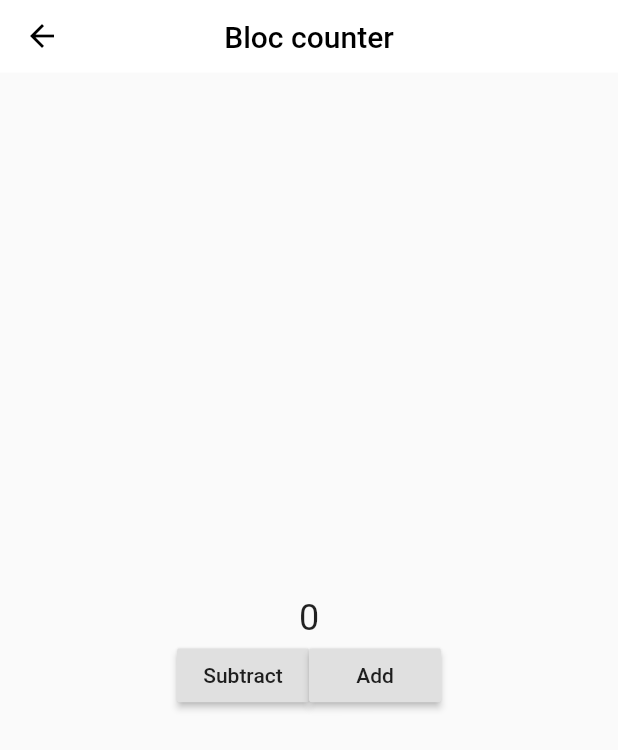
After one commit to withwind318/flutter_demos, a Flutter app: the screen it shows after launch, after a tap on "Bloc counter", on a phone screen of 412 x 824 dp. The commit adds this screen. Shown: the top 750 px of the screen. Run offline on Flutter 3.47's test engine with Material 2 defaults, Android fonts, the phone set to English and light mode, and no system bars; our stand-ins replace bloc, equatable, flutter_bloc, rxdart, wave.

Commit message:
provider/bloc demos

```diff
--- /dev/null
+++ b/lib/pages/blocs/counter_bloc.dart
@@ -0,0 +1,20 @@
+import 'package:flutter_bloc/flutter_bloc.dart';
+
+enum CounterEvent { increment, decrement }
+
+class CounterBloc extends Bloc<CounterEvent, int> {
+  @override
+  int get initialState => 0;
+
+  @override
+  Stream<int> mapEventToState(CounterEvent event) async* {
+    switch (event) {
+      case CounterEvent.decrement:
+        yield state - 1;
+        break;
+      case CounterEvent.increment:
+        yield state + 1;
+        break;
+    }
+  }
+}
--- a/lib/pages/home.dart
+++ b/lib/pages/home.dart
@@ -1,12 +1,15 @@
 import 'package:flutter/material.dart';
 import 'package:flutter_demos/helpers/screen_helper.dart';
-import 'package:flutter_demos/router.dart';
 import 'package:flutter_demos/pages/base/base_page_state.dart';
 import 'package:flutter_demos/pages/base/base_stateful_page.dart';
-import 'package:flutter_demos/pages/basic_provider.dart';
-import 'package:flutter_demos/pages/inherited_widget1.dart';
-import 'package:flutter_demos/pages/provider.dart';
-import 'package:flutter_demos/pages/stream_1.dart';
+import 'package:flutter_demos/pages/state_management/basic_provider.dart';
+import 'package:flutter_demos/pages/state_management/bloc.dart';
+import 'package:flutter_demos/pages/state_management/infinite_list/post_page.dart';
+import 'package:flutter_demos/pages/state_management/inherited_widget1.dart';
+import 'package:flutter_demos/pages/state_management/provider.dart';
+import 'package:flutter_demos/pages/state_management/stream_1.dart';
+import 'package:flutter_demos/pages/state_management/ticker/ticker_page.dart';
+import 'package:flutter_demos/router.dart';
 import 'package:flutter_demos/theme/theme.dart';
 import 'package:flutter_demos/widgets/click_item.dart';
 
@@ -29,30 +32,51 @@ class _HomeState extends BasePageState<Home> {
     return Column(
       children: <Widget>[
         ClickItem(
-          title: 'InheritedWidget demo',
+          title: 'InheritedWidget',
           onTap: () {
             Router.push(context, InheritedWidget1());
           },
         ),
         Divider(color: AppColors.dividerColor, height: rpx(1), indent: rpx(30)),
         ClickItem(
-          title: 'Provider demo',
+          title: 'Provider',
           onTap: () {
             Router.push(context, ProviderDemo());
           },
         ),
         Divider(color: AppColors.dividerColor, height: rpx(1), indent: rpx(30)),
         ClickItem(
-          title: 'Basic provider demo',
+          title: 'Basic provider',
           onTap: () {
             Router.push(context, BasicProvider());
           },
         ),
         Divider(color: AppColors.dividerColor, height: rpx(1), indent: rpx(30)),
         ClickItem(
-          title: 'Stream demo 1',
+          title: 'Stream 1',
           onTap: () {
             Router.push(context, Stream1());
+          },
+        ),
+        Divider(color: AppColors.dividerColor, height: rpx(1), indent: rpx(30)),
+        ClickItem(
+          title: 'Bloc counter',
+          onTap: () {
+            Router.push(context, BlocPage());
+          },
+        ),
+        Divider(color: AppColors.dividerColor, height: rpx(1), indent: rpx(30)),
+        ClickItem(
+          title: 'Bloc ticker',
+          onTap: () {
+            Router.push(context, TickerPage());
+          },
+        ),
+        Divider(color: AppColors.dividerColor, height: rpx(1), indent: rpx(30)),
+        ClickItem(
+          title: 'Bloc infinite scroll',
+          onTap: () {
+            Router.push(context, PostPage());
           },
         ),
         Divider(color: AppColors.dividerColor, height: rpx(1), indent: rpx(30)),
--- a/lib/pages/basic_provider.dart
+++ b/lib/pages/state_management/basic_provider.dart
@@ -120,7 +120,7 @@ class CartModel extends ChangeNotifier {
 }
 
 class BasicProvider extends BaseStatefulPage {
-  get title => 'Basic provider demo';
+  get title => 'Basic provider';
 
   @override
   _BasicProviderState createState() => _BasicProviderState();
--- /dev/null
+++ b/lib/pages/state_management/bloc.dart
@@ -0,0 +1,52 @@
+import 'package:flutter/material.dart';
+import 'package:flutter/widgets.dart';
+import 'package:flutter_bloc/flutter_bloc.dart';
+import 'package:flutter_demos/pages/base/base_stateless_page.dart';
+import 'package:flutter_demos/pages/blocs/counter_bloc.dart';
+
+class BlocPage extends StatelessWidget {
+  @override
+  Widget build(BuildContext context) {
+    return BlocProvider<CounterBloc>(
+      create: (BuildContext context) => CounterBloc(),
+      child: Counter(),
+    );
+  }
+}
+
+class Counter extends BaseStatelessPage {
+  get title => 'Bloc counter';
+
+  @override
+  Widget buildSelfScrollBody(BuildContext context) {
+    final CounterBloc counterBloc = BlocProvider.of<CounterBloc>(context);
+    return BlocBuilder<CounterBloc, int>(
+      builder: (context, count) {
+        return Center(
+          child: Column(
+            mainAxisSize: MainAxisSize.min,
+            children: <Widget>[
+              Text(
+                '$count',
+                style: TextStyle(fontSize: 24.0),
+              ),
+              Row(
+                mainAxisAlignment: MainAxisAlignment.center,
+                children: <Widget>[
+                  RaisedButton(
+                    child: Text('Subtract'),
+                    onPressed: () => counterBloc.add(CounterEvent.decrement),
+                  ),
+                  RaisedButton(
+                    child: Text('Add'),
+                    onPressed: () => counterBloc.add(CounterEvent.increment),
+                  ),
+                ],
+              ),
+            ],
+          ),
+        );
+      },
+    );
+  }
+}
--- /dev/null
+++ b/lib/pages/state_management/infinite_list/post.dart
@@ -0,0 +1,15 @@
+import 'package:equatable/equatable.dart';
+
+class Post extends Equatable {
+  final int id;
+  final String title;
+  final String body;
+
+  const Post({this.id, this.title, this.body});
+
+  @override
+  List<Object> get props => [id, title, body];
+
+  @override
+  String toString() => 'Post { id: $id }';
+}
--- /dev/null
+++ b/lib/pages/state_management/infinite_list/post_event.dart
@@ -0,0 +1,8 @@
+import 'package:equatable/equatable.dart';
+
+abstract class PostEvent extends Equatable {
+  @override
+  List<Object> get props => [];
+}
+
+class Fetch extends PostEvent {}
--- /dev/null
+++ b/lib/pages/state_management/infinite_list/post_state.dart
@@ -0,0 +1,40 @@
+import 'package:equatable/equatable.dart';
+import 'package:flutter_demos/pages/state_management/infinite_list/post.dart';
+
+abstract class PostState extends Equatable {
+  const PostState();
+
+  @override
+  List<Object> get props => [];
+}
+
+class PostUninitialized extends PostState {}
+
+class PostError extends PostState {}
+
+class PostLoaded extends PostState {
+  final List<Post> posts;
+  final bool hasReachedMax;
+
+  const PostLoaded({
+    this.posts,
+    this.hasReachedMax,
+  });
+
+  PostLoaded copyWith({
+    List<Post> posts,
+    bool hasReachedMax,
+  }) {
+    return PostLoaded(
+      posts: posts ?? this.posts,
+      hasReachedMax: hasReachedMax ?? this.hasReachedMax,
+    );
+  }
+
+  @override
+  List<Object> get props => [posts, hasReachedMax];
+
+  @override
+  String toString() =>
+    'PostLoaded { posts: ${posts.length}, hasReachedMax: $hasReachedMax }';
+}
--- a/lib/pages/inherited_widget1.dart
+++ b/lib/pages/state_management/inherited_widget1.dart
@@ -2,7 +2,7 @@ import 'package:flutter/material.dart';
 import 'package:flutter/widgets.dart';
 import 'package:flutter_demos/router.dart';
 import 'package:flutter_demos/pages/base/base_stateless_page.dart';
-import 'package:flutter_demos/pages/inherited_widget2.dart';
+import 'package:flutter_demos/pages/state_management/inherited_widget2.dart';
 import 'package:flutter_demos/widgets/my_inherited_widget.dart';
 
 class InheritedWidget1 extends BaseStatelessPage {
--- a/lib/pages/provider.dart
+++ b/lib/pages/state_management/provider.dart
@@ -4,7 +4,7 @@ import 'package:flutter_demos/pages/base/base_stateless_page.dart';
 import 'package:provider/provider.dart';
 
 class ProviderDemo extends BaseStatelessPage {
-  get title => "Provider demo";
+  get title => "Provider";
 
   final counter = CounterModel();
 
--- a/lib/pages/stream_1.dart
+++ b/lib/pages/state_management/stream_1.dart
@@ -5,7 +5,7 @@ import 'package:flutter_demos/pages/base/base_page_state.dart';
 import 'package:flutter_demos/pages/base/base_stateful_page.dart';
 
 class Stream1 extends BaseStatefulPage {
-  get title => 'Stream demo 1';
+  get title => 'Stream 1';
   @override
   _Stream1State createState() => _Stream1State();
 }
--- /dev/null
+++ b/lib/pages/state_management/ticker/ticker.dart
@@ -0,0 +1,5 @@
+class Ticker {
+  Stream<int> tick({int ticks}) {
+    return Stream.periodic(Duration(seconds: 1), (x) => ticks - x - 1).take(ticks);
+  }
+}
--- /dev/null
+++ b/lib/pages/state_management/ticker/timer_event.dart
@@ -0,0 +1,36 @@
+import 'package:equatable/equatable.dart';
+import 'package:meta/meta.dart';
+
+abstract class TimerEvent extends Equatable {
+  const TimerEvent();
+
+  @override
+  List<Object> get props => [];
+}
+
+class Start extends TimerEvent {
+  final int duration;
+
+  const Start({@required this.duration});
+
+  @override
+  String toString() => "Start { duration: $duration }";
+}
+
+class Pause extends TimerEvent {}
+
+class Resume extends TimerEvent {}
+
+class Reset extends TimerEvent {}
+
+class Tick extends TimerEvent {
+  final int duration;
+
+  const Tick({@required this.duration});
+
+  @override
+  List<Object> get props => [duration];
+
+  @override
+  String toString() => "Tick { duration: $duration }";
+}
--- /dev/null
+++ b/lib/pages/state_management/ticker/timer_state.dart
@@ -0,0 +1,35 @@
+import 'package:equatable/equatable.dart';
+
+abstract class TimerState extends Equatable {
+  final int duration;
+
+  const TimerState(this.duration);
+
+  @override
+  List<Object> get props => [duration];
+}
+
+class Ready extends TimerState {
+  const Ready(int duration) : super(duration);
+
+  @override
+  String toString() => 'Ready { duration: $duration }';
+}
+
+class Paused extends TimerState {
+  const Paused(int duration) : super(duration);
+
+  @override
+  String toString() => 'Paused { duration: $duration }';
+}
+
+class Running extends TimerState {
+  const Running(int duration) : super(duration);
+
+  @override
+  String toString() => 'Running { duration: $duration }';
+}
+
+class Finished extends TimerState {
+  const Finished() : super(0);
+}
--- a/pubspec.yaml
+++ b/pubspec.yaml
@@ -22,6 +22,9 @@ dependencies:
   provider: ^4.0.1
   bloc: ^3.0.0
   flutter_bloc: ^3.1.0
+  equatable: ^1.0.0
+  wave: ^0.0.8
+  http: ^0.12.0
 
   # The following adds the Cupertino Icons font to your application.
   # Use with the CupertinoIcons class for iOS style icons.
```
Also changed, not shown: lib/pages/state_management/infinite_list/post_bloc.dart (added, +75 -0 lines), lib/pages/state_management/infinite_list/post_page.dart (added, +139 -0 lines), lib/pages/state_management/ticker/ticker_page.dart (added, +149 -0 lines), lib/pages/state_management/ticker/timer_bloc.dart (added, +80 -0 lines), lib/pages/state_management/inherited_widget2.dart (renamed from lib/pages/inherited_widget2.dart), pubspec.lock.
